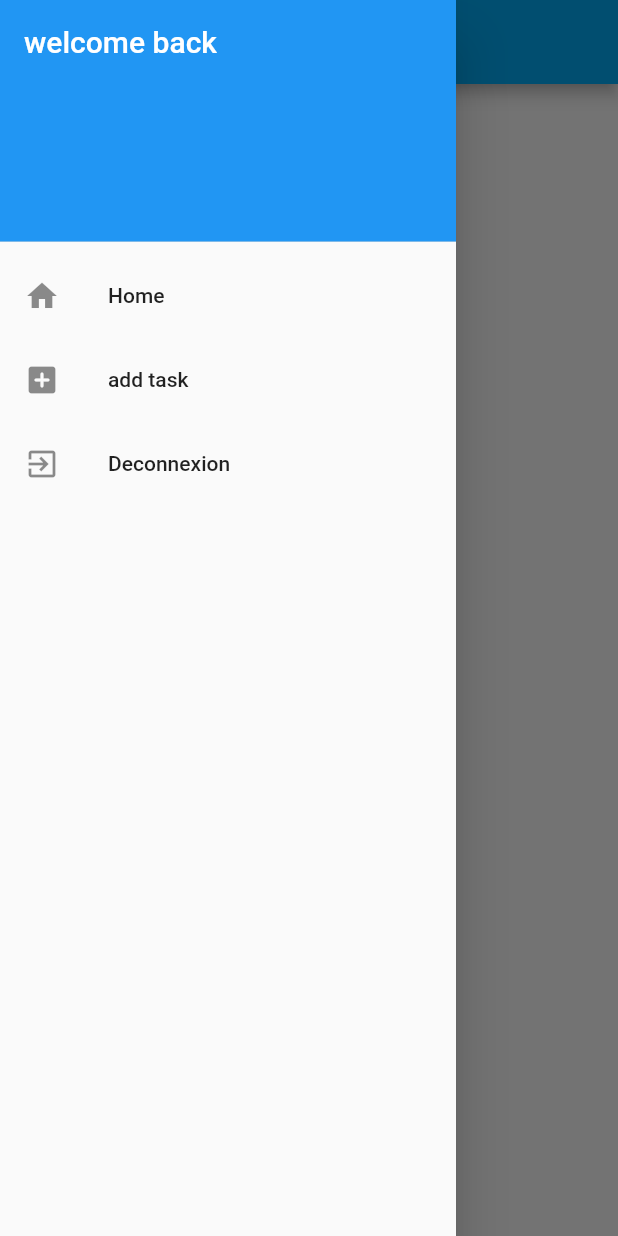
After one commit to oussamarhammi/E23-4205N6-KickMyFlutter-Rhammi, a Flutter app: the Accueil screen opened directly, with the side drawer open, on a phone screen of 412 x 824 dp. The commit adds this screen. Run offline on Flutter 3.47's test engine with Material 2 defaults, Android fonts, the phone set to English and light mode, and no system bars; our stand-ins replace cookie_jar, dio, dio_cookie_manager, percent_indicator, table_calendar; missing offline and left inert: dart:ffi; network calls fail.

Commit message:
fct add drawer class pour l'utiliser partout

```diff
--- a/tp1/lib/Inscription.dart
+++ b/tp1/lib/Inscription.dart
@@ -1,7 +1,9 @@
 import 'package:dio/dio.dart';
 import 'package:flutter/material.dart';
-import 'package:tp1/Accueil.dart';
+import 'package:tp1/accueil.dart';
+import 'package:tp1/drawer.dart';
 import 'package:tp1/transfer.dart';
+import 'package:tp1/username.dart';
 
 import 'lib_http.dart';
 
@@ -101,6 +103,8 @@ class _Inscription extends State<Inscription> {
               child: Text("Connexion "),
               onPressed:() async {
                 postSignuprequest();
+                usernamebonbon = _controllerusername.text;
+                MyDrawer(nomUtilisateur:usernamebonbon);
               },
             ),
           ),
--- /dev/null
+++ b/tp1/lib/drawer.dart
@@ -0,0 +1,95 @@
+
+import 'package:flutter/material.dart';
+
+import 'Accueil.dart';
+import 'CreationTache.dart';
+import 'connexion.dart';
+import 'lib_http.dart';
+
+class MyDrawer extends StatefulWidget {
+  MyDrawer({Key? key, required this.nomUtilisateur}) : super(key: key);
+  final String? nomUtilisateur;
+  @override
+  _MyDrawerState createState() => _MyDrawerState();
+}
+
+class _MyDrawerState extends State<MyDrawer> {
+
+
+  void postSignOUt() async{
+    var response = await signout();
+    Navigator.push(
+      context,
+      MaterialPageRoute(builder: (context) => Connexion()),
+    );
+    print(response);
+    setState(() {});
+  }
+
+  @override
+  Widget build(BuildContext context) {
+    return Drawer(
+      child: widget.nomUtilisateur == null ?
+
+      Container(
+        color: const Color(0xAFFF0000),
+        child: Padding(
+          padding: const EdgeInsets.all(58.0),
+          child: Text('non connecte'),
+        ),
+      )
+          :
+
+      ListView(
+        padding: EdgeInsets.zero,
+        children: [
+          DrawerHeader(
+            decoration: BoxDecoration(
+              color: Colors.blue,
+            ),
+            child: Text("welcome back "+ widget.nomUtilisateur!,
+              style: TextStyle(
+                fontSize: 20,
+                color: Colors.white,
+              ),
+            ),
+          ),
+          ListTile(
+            leading: Icon(
+              Icons.home,
+            ),
+            title: const Text('Home'),
+            onTap: () {
+              Navigator.push(
+                context,
+                MaterialPageRoute(builder: (context) => Accueil()),
+              );
+            },
+          ),
+          ListTile(
+            leading: Icon(
+              Icons.add_box_rounded,
+            ),
+            title: const Text('add task'),
+            onTap: () {
+              Navigator.push(
+                context,
+                MaterialPageRoute(builder: (context) => CreationTache()),
+              );
+            },
+          ),
+          ListTile(
+            leading: Icon(
+              Icons.exit_to_app,
+            ),
+            title: const Text('Deconnexion'),
+            onTap: () {
+              // Update the state of the app.
+              postSignOUt();
+            },
+          ),
+        ],
+      ),
+    );
+  }
+}
--- a/tp1/lib/lib_http.dart
+++ b/tp1/lib/lib_http.dart
@@ -6,8 +6,8 @@ import 'package:dio_cookie_manager/dio_cookie_manager.dart';
 import 'package:cookie_jar/cookie_jar.dart';
 
 
+
 class SingletonDio {
-
   static var cookiemanager = CookieManager(CookieJar());
 
   static Dio getDio() {
@@ -90,10 +90,10 @@ Future<String> signout() async {
     }
   }
 
-Future<String> progress(String id,String valeur) async {
+Future<String> progress(int id,int valeur) async {
   try {
     var response = await SingletonDio.getDio().get(
-      'http://10.0.2.2:8080/api/progress/'+id+'/'+valeur,
+      'http://10.0.2.2:8080/api/progress/$id/$valeur',
     );
     print(response);
     return  response.data;
--- /dev/null
+++ b/tp1/lib/username.dart
@@ -0,0 +1,3 @@
+
+
+String? usernamebonbon=" ";
```
Also changed, not shown: tp1/lib/accueil.dart (renamed from tp1/lib/Accueil.dart, +3 -57 lines), tp1/lib/connexion.dart (+6 -3 lines), tp1/lib/creationTache.dart (renamed from tp1/lib/CreationTache.dart, +4 -39 lines), tp1/lib/consultation.dart (renamed from tp1/lib/Consultation.dart).
